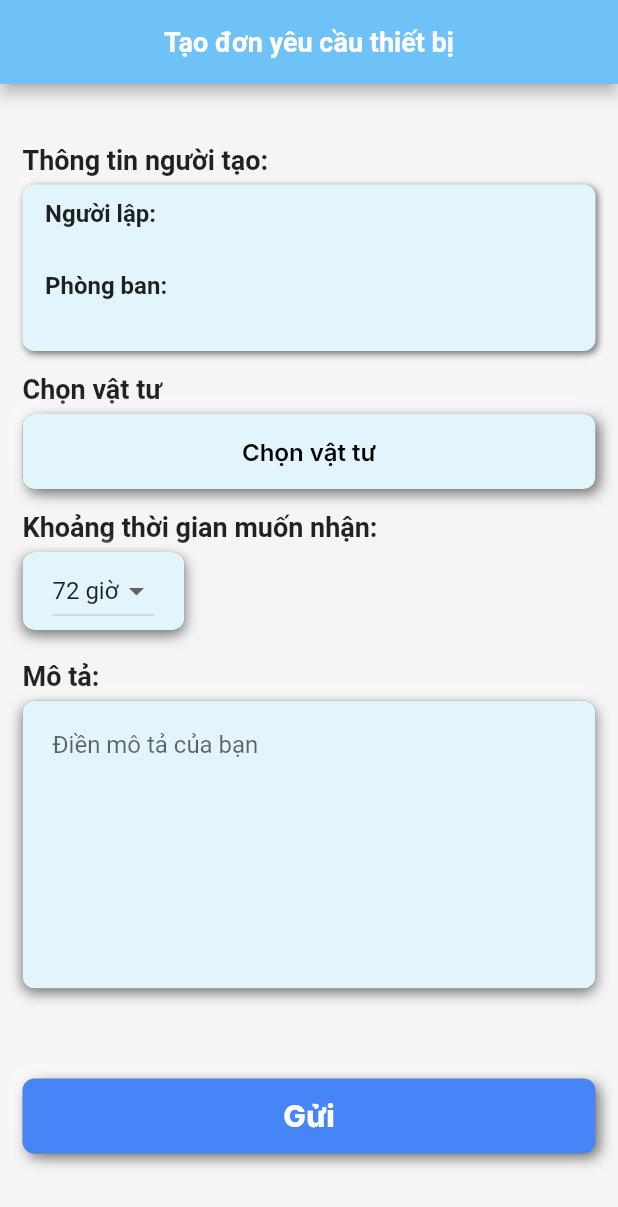
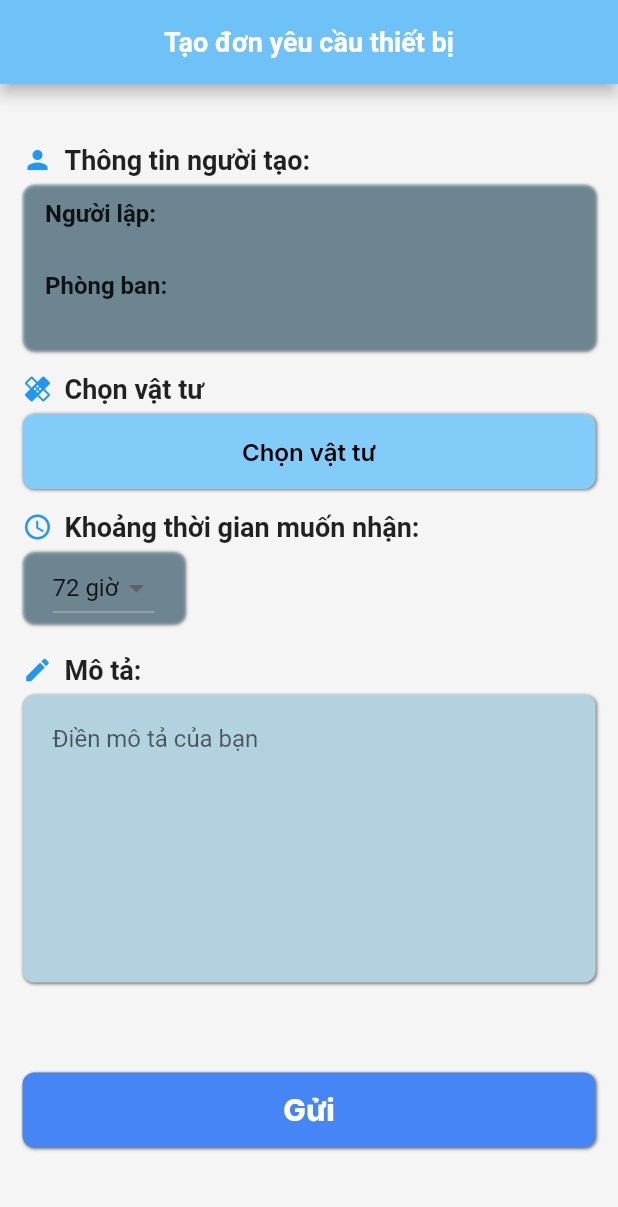
Before and after one commit to nguyenlee0910/mea, a Flutter app: the EquipmentRequestPage screen opened by its route, on a phone screen of 412 x 824 dp. Shown: the top 1207 px of the screen. Run offline on Flutter 3.47's test engine with Material 2 defaults, Android fonts, the phone set to English and light mode, and no system bars; drawn by our look-alikes of flutter_neumorphic; our stand-ins replace awesome_dialog, custom_sliding_segmented_control, easy_search_bar, envied, firebase_core, firebase_crashlytics and 11 more; missing offline and left inert: firebase_performance, stream_chat_flutter; accounts and stored records are empty; network calls fail.

Commit message:
fix-phèn-layout

```diff
--- a/lib/presentations/Equipment/equipment.dart
+++ b/lib/presentations/Equipment/equipment.dart
@@ -199,7 +199,7 @@ class _EquipmentPageState extends State<EquipmentPage> {
       child: Neumorphic(
         style: NeumorphicStyle(
           boxShape: NeumorphicBoxShape.roundRect(BorderRadius.circular(12)),
-          depth: 5,
+          depth: 1,
           color: Colors.grey,
           intensity: 1,
         ),
--- a/lib/presentations/Request/choose_supply_import_request.dart
+++ b/lib/presentations/Request/choose_supply_import_request.dart
@@ -46,6 +46,7 @@ class _ListSupplyPageState extends State<ListSupplyPage> {
       disposeViewModel: true,
       builder: (context, viewModel, child) => Scaffold(
         appBar: EasySearchBar(
+          backgroundColor: Color.fromARGB(255, 110, 194, 247),
           isFloating: true,
           title: const Text('Tìm vật tư'),
           onSearch: (value) {
--- a/lib/presentations/Request/equipment_request.dart
+++ b/lib/presentations/Request/equipment_request.dart
@@ -110,14 +110,29 @@ class _EquipmentRequestPageState extends State<EquipmentRequestPage> {
                       const SizedBox(
                         height: 40,
                       ),
-                      Container(
+                      Padding(
                         padding: EdgeInsets.only(left: 15),
-                        child: Text(
+                        child: Row(
+                          mainAxisAlignment: MainAxisAlignment.spaceBetween,
+                          children: [
+                            Row(
+                              children: [
+                                Icon(
+                                  Icons.person,
+                                  color: Colors.blue,
+                                  size: 20,
+                                ),
+                                const SizedBox(width: 8),
+                                Text(
                                   'Thông tin người tạo:',
                                   style: TextStyle(
                                     fontSize: 18,
                                     fontWeight: FontWeight.bold,
                                   ),
+                                ),
+                              ],
+                            ),
+                          ],
                         ),
                       ),
                       SizedBox(
@@ -131,8 +146,9 @@ class _EquipmentRequestPageState extends State<EquipmentRequestPage> {
                               boxShape: NeumorphicBoxShape.roundRect(
                                 BorderRadius.circular(8),
                               ),
-                              depth: 3,
-                              color: const Color.fromARGB(255, 226, 245, 253),
+                              depth: 1,
+                              color: Color.fromARGB(
+                                  (0.3 * 255).round(), 88, 171, 207),
                               intensity: 1,
                             ),
                             child: Column(
@@ -192,12 +208,22 @@ class _EquipmentRequestPageState extends State<EquipmentRequestPage> {
                             Row(
                               mainAxisAlignment: MainAxisAlignment.spaceBetween,
                               children: [
-                                const Text(
+                                Row(
+                                  children: [
+                                    Icon(
+                                      Icons.healing,
+                                      color: Colors.blue,
+                                      size: 20,
+                                    ),
+                                    const SizedBox(width: 8),
+                                    Text(
                                       'Chọn vật tư',
                                       style: TextStyle(
                                         fontSize: 18,
                                         fontWeight: FontWeight.bold,
                                       ),
+                                    ),
+                                  ],
                                 ),
                                 if (listImportRequestDevice
                                     .data.isNotEmpty) ...[
@@ -229,18 +255,13 @@ class _EquipmentRequestPageState extends State<EquipmentRequestPage> {
                                     boxShape: NeumorphicBoxShape.roundRect(
                                       BorderRadius.circular(8),
                                     ),
-                                    depth: 6,
-                                    color: Colors.grey,
+                                    depth: 1,
                                     intensity: 1,
                                   ),
                                   child: ElevatedButton(
                                     style: ElevatedButton.styleFrom(
-                                      backgroundColor: const Color.fromARGB(
-                                        255,
-                                        226,
-                                        245,
-                                        253,
-                                      ),
+                                      backgroundColor:
+                                          Color.fromARGB(255, 130, 204, 250),
                                       shape: const RoundedRectangleBorder(
                                         borderRadius: BorderRadius.all(
                                           Radius.circular(8),
@@ -268,10 +289,8 @@ class _EquipmentRequestPageState extends State<EquipmentRequestPage> {
                               SizedBox(
                                 width: size.width,
                                 child: DataTable(
-                                  columnSpacing:
-                                      20, // Điều chỉnh khoảng cách giữa các cột
-                                  horizontalMargin:
-                                      15, // Điều chỉnh khoảng cách giữa mép của bảng và các cột
+                                  columnSpacing: 20,
+                                  horizontalMargin: 15,
                                   columns: const [
                                     DataColumn(
                                       label: Text(
@@ -322,6 +341,14 @@ class _EquipmentRequestPageState extends State<EquipmentRequestPage> {
                               ),
                             ],
                             const SizedBox(height: 15),
+                            Row(
+                              children: [
+                                Icon(
+                                  Icons.access_time,
+                                  color: Colors.blue,
+                                  size: 20,
+                                ),
+                                const SizedBox(width: 8),
                                 Container(
                                   child: const Text(
                                     'Khoảng thời gian muốn nhận:',
@@ -331,31 +358,26 @@ class _EquipmentRequestPageState extends State<EquipmentRequestPage> {
                                     ),
                                   ),
                                 ),
+                              ],
+                            ),
                             const SizedBox(height: 6),
                             Neumorphic(
                               style: NeumorphicStyle(
+                                depth: 1,
+                                color: Color.fromARGB(
+                                    (0.3 * 255).round(), 88, 171, 207),
+                                intensity: 1,
                                 boxShape: NeumorphicBoxShape.roundRect(
                                   BorderRadius.circular(8),
                                 ),
-                                depth: 6,
-                                color: Colors.grey,
-                                lightSource: LightSource.top,
-                                intensity: 1,
                               ),
-                              child: Card(
-                                margin: const EdgeInsets.all(0),
-                                shape: RoundedRectangleBorder(
-                                  borderRadius: BorderRadius.circular(8),
-                                ),
-                                color: const Color.fromARGB(255, 226, 245, 253),
                               child: Padding(
                                 padding: const EdgeInsets.symmetric(
                                   horizontal: 20,
-                                    vertical: 2,
+                                  vertical: 0,
                                 ),
                                 child: Column(
-                                    crossAxisAlignment:
-                                        CrossAxisAlignment.start,
+                                  crossAxisAlignment: CrossAxisAlignment.start,
                                   children: [
                                     DropdownButton<String>(
                                       value: expected,
@@ -377,14 +399,22 @@ class _EquipmentRequestPageState extends State<EquipmentRequestPage> {
                                             value: value,
                                             child: Text(value),
                                           );
-                                        }).toList(),
+                                        },
+                                      ).toList(),
                                     ),
                                   ],
                                 ),
                               ),
                             ),
+                            const SizedBox(height: 20),
+                            Row(
+                              children: [
+                                Icon(
+                                  Icons.edit,
+                                  color: Colors.blue,
+                                  size: 20,
                                 ),
-                            const SizedBox(height: 20),
+                                const SizedBox(width: 8),
                                 Container(
                                   child: const Text(
                                     'Mô tả:',
@@ -394,15 +424,16 @@ class _EquipmentRequestPageState extends State<EquipmentRequestPage> {
                                     ),
                                   ),
                                 ),
+                              ],
+                            ),
                             const SizedBox(height: 6),
                             Neumorphic(
                               style: NeumorphicStyle(
                                 boxShape: NeumorphicBoxShape.roundRect(
                                   BorderRadius.circular(8),
                                 ),
-                                depth: 6,
-                                color: Colors.grey,
-                                lightSource: LightSource.top,
+                                depth: 1,
+                                // color: Colors.grey,
                                 intensity: 1,
                               ),
                               child: Card(
@@ -410,7 +441,7 @@ class _EquipmentRequestPageState extends State<EquipmentRequestPage> {
                                 shape: RoundedRectangleBorder(
                                   borderRadius: BorderRadius.circular(8),
                                 ),
-                                color: const Color.fromARGB(255, 226, 245, 253),
+                                color: Color.fromARGB(255, 178, 210, 224),
                                 child: Padding(
                                   padding: const EdgeInsets.all(20),
                                   child: Column(
@@ -477,7 +508,7 @@ class _EquipmentRequestPageState extends State<EquipmentRequestPage> {
                                 boxShape: NeumorphicBoxShape.roundRect(
                                   BorderRadius.circular(8),
                                 ),
-                                depth: 6,
+                                depth: 1,
                                 color: Colors.grey,
                                 intensity: 1,
                               ),
--- a/lib/presentations/Request/list_equipment_ticket.dart
+++ b/lib/presentations/Request/list_equipment_ticket.dart
@@ -192,7 +192,7 @@ class _ListEquipmentTicketState extends State<ListEquipmentTicket> {
         child: Neumorphic(
           style: NeumorphicStyle(
             boxShape: NeumorphicBoxShape.roundRect(BorderRadius.circular(8)),
-            depth: 6,
+            depth: 5,
             color: const Color.fromARGB(255, 158, 158, 158),
             intensity: 1,
           ),
--- a/lib/presentations/Request/list_repair_ticket.dart
+++ b/lib/presentations/Request/list_repair_ticket.dart
@@ -219,7 +219,7 @@ class _ListRepairTicketState extends State<ListRepairTicket> {
         child: Neumorphic(
           style: NeumorphicStyle(
             boxShape: NeumorphicBoxShape.roundRect(BorderRadius.circular(8)),
-            depth: 6,
+            depth: 5,
             color: const Color.fromARGB(255, 158, 158, 158),
             intensity: 1,
           ),
--- a/lib/widgets/equipment_cell.dart
+++ b/lib/widgets/equipment_cell.dart
@@ -160,6 +160,10 @@ class EquipmentCell extends StatelessWidget {
                                       ),
                                     ],
                                   ),
+                                  softWrap: true,
+                                  maxLines:
+                                      1, // Đặt số dòng tối đa muốn hiển thị
+                                  overflow: TextOverflow.ellipsis,
                                 ),
                               ),
                               const SizedBox(height: 10),
--- a/lib/widgets/white_tableCell.dart
+++ b/lib/widgets/white_tableCell.dart
@@ -38,7 +38,7 @@ class WhiteTableCell extends StatelessWidget {
       child: Neumorphic(
         style: NeumorphicStyle(
           boxShape: NeumorphicBoxShape.roundRect(BorderRadius.circular(42)),
-          depth: 5,
+          depth: 2,
           color: Colors.grey,
           intensity: 1,
         ),
```
Also changed, not shown: lib/presentations/Authencation/create_new_password.dart (+9 -4 lines), lib/presentations/Request/repair_request_detail.dart (+84 -20 lines). Lines whose indentation alone changed are shown as unchanged.
